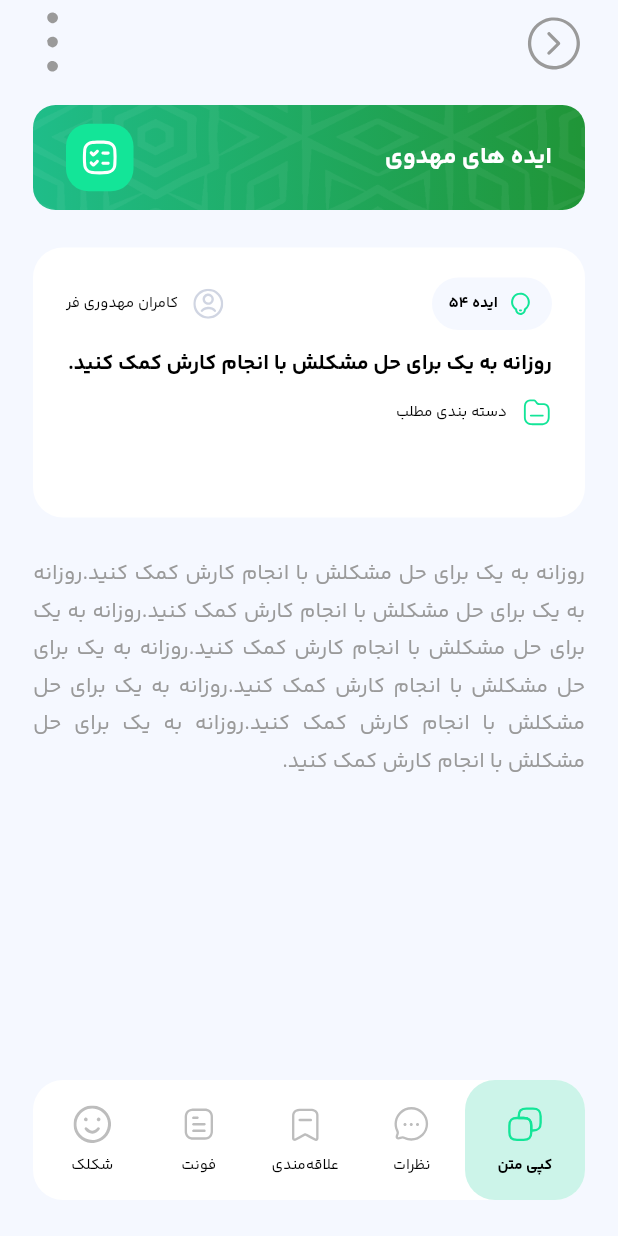
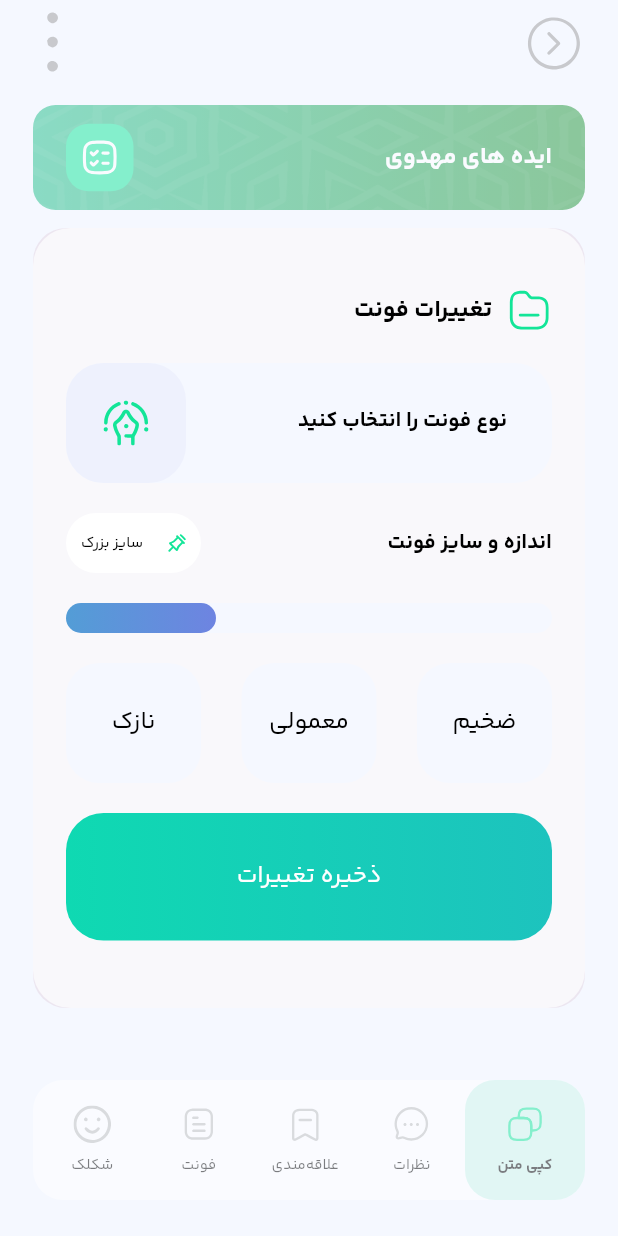
Before and after one commit to HamidrezaTorkamaneh/loginapp, a Flutter app: the DetailIdeaScreen screen opened directly, after a tap on "فونت", on a phone screen of 412 x 824 dp. Run offline on Flutter 3.47's test engine with Material 3 defaults, Android fonts, the phone set to English and light mode, and no system bars; our stand-ins replace dio, flutter_otp_text_field, flutter_svg, hive, pin_code_fields, slide_countdown; accounts and stored records are empty; project files that could hold a hidden picture were left out.

Commit message:
finished font dialog

```diff
--- /dev/null
+++ b/lib/dialogs/font_dialog.dart
@@ -0,0 +1,119 @@
+import 'package:flutter/cupertino.dart';
+import 'package:flutter/material.dart';
+import 'package:loginapp/widgets/category_item.dart';
+import 'package:loginapp/widgets/cusotm_icon.dart';
+import 'package:loginapp/widgets/custom_color.dart';
+import 'package:loginapp/widgets/font_size.dart';
+import 'package:loginapp/widgets/my_button2.dart';
+
+class FontDialog extends StatelessWidget {
+  const FontDialog({super.key});
+
+  @override
+  Widget build(BuildContext context) {
+    final ThemeData theme = Theme.of(context);
+    return Container(
+      padding: EdgeInsets.symmetric(horizontal: 22, vertical: 40),
+      width: double.infinity,
+      height: 520,
+      decoration: BoxDecoration(
+        borderRadius: BorderRadius.circular(25),
+        color: Colors.white70,
+      ),
+      child: Column(
+        // mainAxisAlignment: MainAxisAlignment.center,
+        children: [
+          Row(
+            children: [
+              CustomIcon(
+                  icon: 'file', color: CustomColor.greenColor2, size: 30),
+              SizedBox(width: 10),
+              Text(
+                'تغییرات فونت',
+                style: theme.textTheme.bodyText2?.apply(color: Colors.black),
+              ),
+            ],
+          ),
+          SizedBox(height: 20),
+          CategoryItem(text: 'نوع فونت را انتخاب کنید', icon: 'font_style'),
+          SizedBox(height: 20),
+          Row(
+            children: [
+              Text(
+                'اندازه و سایز فونت',
+                style: theme.textTheme.headline4?.apply(
+                  fontFamily: 'YB',
+                ),
+              ),
+              Spacer(),
+              Container(
+                padding: EdgeInsets.only(left: 10),
+                height: 40,
+                width: 90,
+                decoration: BoxDecoration(
+                  borderRadius: BorderRadius.circular(50),
+                  color: Colors.white,
+                ),
+                child: Row(
+                  children: [
+                    CustomIcon(
+                        icon: 'pin', color: CustomColor.greenColor2, size: 32),
+                    Spacer(),
+                    Text(
+                      'سایز بزرک',
+                      style: theme.textTheme.headline5?.apply(
+                        color: Colors.black,
+                      ),
+                    ),
+                  ],
+                ),
+              )
+            ],
+          ),
+          SizedBox(height: 20),
+          Container(
+            width: double.infinity,
+            height: 20,
+            decoration: BoxDecoration(
+                borderRadius: BorderRadius.circular(30),
+                color: CustomColor.backGroundColor),
+            child: Row(
+              mainAxisAlignment: MainAxisAlignment.end,
+              children: [
+                Container(
+                  width: 100,
+                  decoration: BoxDecoration(
+                    borderRadius: BorderRadius.circular(30),
+                    gradient: LinearGradient(
+                      colors: [
+                        Color(0xff539dd6),
+                        Color(0xff6e84e1),
+                      ],
+                    ),
+                  ),
+                ),
+
+              ],
+            ),
+
+          ),
+          SizedBox(height: 20),
+          Container(
+            height: 80,
+            width: double.infinity,
+            child: Row(
+              mainAxisAlignment: MainAxisAlignment.spaceBetween,
+              children: [
+                FontSize(name: 'ضخیم'),
+                FontSize(name: 'معمولی'),
+                FontSize(name: 'نازک'),
+              ],
+            ),
+          ),
+          SizedBox(height: 20),
+          MyButton2(text: 'ذخیره تغییرات', ontap: (){}),
+        ],
+      ),
+    );
+  }
+}
--- a/lib/main.dart
+++ b/lib/main.dart
@@ -82,7 +82,7 @@ class MyApp extends StatelessWidget {
         Locale("fa", "IR"),
       ],
       debugShowCheckedModeBanner: false,
-      home:MyIdeaScreen(),
+      home:MahdaviIdeasScreen(),
     );
   }
 }
--- a/lib/screens/enter_code/email_code_screen.dart
+++ b/lib/screens/enter_code/email_code_screen.dart
@@ -10,7 +10,7 @@ import '../../widgets/appbar_button.dart';
 import '../../widgets/circle_item.dart';
 import '../../widgets/custom_appbar.dart';
 import '../../widgets/custom_image.dart';
-import '../../widgets/loading_dialog.dart';
+import '../../dialogs/loading_dialog.dart';
 import '../../widgets/my_button2.dart';
 import '../../widgets/my_text_button.dart';
 import '../../widgets/otp.dart';
--- a/lib/screens/enter_code/number_code_screen.dart
+++ b/lib/screens/enter_code/number_code_screen.dart
@@ -11,7 +11,7 @@ import '../../widgets/appbar_button.dart';
 import '../../widgets/circle_item.dart';
 import '../../widgets/custom_appbar.dart';
 import '../../widgets/custom_image.dart';
-import '../../widgets/loading_dialog.dart';
+import '../../dialogs/loading_dialog.dart';
 import '../../widgets/time_counter.dart';
 
 class NumberCodeScreen extends StatefulWidget {
--- a/lib/screens/ideas/add_idea_screen.dart
+++ b/lib/screens/ideas/add_idea_screen.dart
@@ -1,6 +1,7 @@
 import 'package:flutter/cupertino.dart';
 import 'package:flutter/material.dart';
 import 'package:flutter/services.dart';
+import 'package:loginapp/widgets/category_item.dart';
 import 'package:loginapp/widgets/header.dart';
 import 'package:loginapp/widgets/my_button2.dart';
 
@@ -116,7 +117,8 @@ class AddIdeaScreen extends StatelessWidget {
                         textAlign: TextAlign.justify,
                       ),
                       SizedBox(height: 20),
-                      getCategotry(context),
+                      CategoryItem(
+                          text: 'دسته بندی را انتخاب کنید', icon: 'file'),
                       SizedBox(height: 15),
                       getTitle(context),
                       SizedBox(height: 15),
@@ -130,52 +132,6 @@ class AddIdeaScreen extends StatelessWidget {
             ],
           ),
         ),
-      ),
-    );
-  }
-
-  Widget getCategotry(BuildContext context) {
-    final ThemeData theme = Theme.of(context);
-    return Container(
-      width: double.infinity,
-      height: 80,
-      decoration: BoxDecoration(
-        borderRadius: BorderRadius.circular(25),
-        color: CustomColor.backGroundColor,
-      ),
-      child: Row(
-        children: [
-          Container(
-            padding: EdgeInsets.only(top: 15, right: 30),
-            height: double.infinity,
-            width: 200,
-            child: TextField(
-              style: theme.textTheme.headline4?.apply(
-                color: Colors.black,
-              ),
-              decoration: InputDecoration(
-                  hintText: 'دسته بندی را انتخاب کنید',
-                  hintStyle: theme.textTheme.headline4?.apply(
-                    fontFamily: 'YB',
-                    color: Colors.black,
-                  ),
-                  border: InputBorder.none),
-            ),
-          ),
-          Spacer(),
-          Container(
-            height: double.infinity,
-            width: 80,
-            decoration: BoxDecoration(
-              borderRadius: BorderRadius.circular(25),
-              color: CustomColor.greyColor2,
-            ),
-            child: Center(
-              child: CustomIcon(
-                  icon: 'file', color: CustomColor.greenColor2, size: 30),
-            ),
-          )
-        ],
       ),
     );
   }
--- a/lib/screens/ideas/detail_idea_screen.dart
+++ b/lib/screens/ideas/detail_idea_screen.dart
@@ -1,12 +1,14 @@
 import 'package:flutter/cupertino.dart';
 import 'package:flutter/material.dart';
 import 'package:flutter/services.dart';
+import 'package:loginapp/dialogs/font_dialog.dart';
 import 'package:loginapp/widgets/button_item.dart';
 import 'package:loginapp/widgets/custom_color.dart';
 import 'package:loginapp/widgets/header.dart';
 import 'package:loginapp/widgets/idea_item2.dart';
 import 'package:loginapp/widgets/idea_items1.dart';
 
+import '../../dialogs/loading_dialog.dart';
 import '../../widgets/appbar_button.dart';
 import '../../widgets/cusotm_icon.dart';
 import '../../widgets/custom_appbar.dart';
@@ -120,7 +122,31 @@ class DetailIdeaScreen extends StatelessWidget {
                   ButtonItem(text: 'نظرات', icon: 'comment', onTap: () {}),
                   ButtonItem(
                       text: 'علاقه‌مندی', icon: 'book_mark', onTap: () {}),
-                  ButtonItem(text: 'فونت', icon: 'font', onTap: () {}),
+                  ButtonItem(text: 'فونت', icon: 'font', onTap: () {
+                    showGeneralDialog(
+                      barrierLabel: '',
+                      barrierDismissible: true,
+                      barrierColor: CustomColor.backGroundColor.withOpacity(0.5),
+                      context: context,
+                      pageBuilder: (context, animation, secondaryAnimation) {
+                        return Container();
+                      },
+                      transitionBuilder: (context, a1, a2, widget) {
+                        return ScaleTransition(
+                          scale: Tween<double>(begin: 0, end: 1).animate(a1),
+                          child: const Dialog(
+                            shape: OutlineInputBorder(
+                                borderRadius: BorderRadius.all(
+                                  Radius.circular(22),
+                                ),
+                                borderSide: BorderSide.none),
+                            insetPadding: EdgeInsets.symmetric(horizontal: 22),
+                            child: FontDialog(),
+                          ),
+                        );
+                      },
+                    );
+                  }),
                   ButtonItem(text: 'شکلک', icon: 'emoji', onTap: () {}),
                 ],
               ),
--- a/lib/screens/ideas/mahdavi_idaes_screen.dart
+++ b/lib/screens/ideas/mahdavi_idaes_screen.dart
@@ -74,11 +74,14 @@ class _MahdaviIdeasScreenState extends State<MahdaviIdeasScreen> {
             padding: const EdgeInsets.only(top: 90),
             child: SizedBox(
               height: 780,
-              child: ListView.builder(
-                itemCount: 5,
-                itemBuilder: (context, index) {
-                  return IdeaItems1();
-                },
+              child: Padding(
+                padding: const EdgeInsets.symmetric(horizontal: 22),
+                child: ListView.builder(
+                  itemCount: 5,
+                  itemBuilder: (context, index) {
+                    return IdeaItems1();
+                  },
+                ),
               ),
             ),
           ),
--- a/lib/widgets/button_item.dart
+++ b/lib/widgets/button_item.dart
@@ -26,7 +26,7 @@ class ButtonItem extends StatelessWidget {
         child: InkWell(
           highlightColor: CustomColor.greenShadowColor,
           borderRadius: BorderRadius.circular(20),
-          onTap: () {},
+          onTap: onTap,
           child: Column(
             mainAxisAlignment: MainAxisAlignment.center,
             children: [
--- /dev/null
+++ b/lib/widgets/category_item.dart
@@ -0,0 +1,58 @@
+import 'package:flutter/cupertino.dart';
+import 'package:flutter/material.dart';
+
+import 'cusotm_icon.dart';
+import 'custom_color.dart';
+
+class CategoryItem extends StatelessWidget{
+  String icon;
+  String text;
+  CategoryItem({super.key,required this.text,required this.icon});
+  @override
+  Widget build(BuildContext context) {
+    final ThemeData theme=Theme.of(context);
+    return Container(
+      width: double.infinity,
+      height: 80,
+      decoration: BoxDecoration(
+        borderRadius: BorderRadius.circular(25),
+        color: CustomColor.backGroundColor,
+      ),
+      child: Row(
+        children: [
+          Container(
+            padding: EdgeInsets.only(top: 15, right: 30),
+            height: double.infinity,
+            width: 200,
+            child: TextField(
+              style: theme.textTheme.headline4?.apply(
+                color: Colors.black,
+              ),
+              decoration: InputDecoration(
+                  hintText: text,
+                  hintStyle: theme.textTheme.headline4?.apply(
+                    fontFamily: 'YB',
+                    color: Colors.black,
+                  ),
+                  border: InputBorder.none),
+            ),
+          ),
+          Spacer(),
+          Container(
+            height: double.infinity,
+            width: 80,
+            decoration: BoxDecoration(
+              borderRadius: BorderRadius.circular(25),
+              color: Color(0xffeef1fd),
+            ),
+            child: Center(
+              child: CustomIcon(
+                  icon: icon, color: CustomColor.greenColor2, size: 30),
+            ),
+          )
+        ],
+      ),
+    );
+  }
+
+}
--- /dev/null
+++ b/lib/widgets/font_size.dart
@@ -0,0 +1,50 @@
+import 'package:flutter/cupertino.dart';
+import 'package:flutter/material.dart';
+
+import 'custom_color.dart';
+
+class FontSize extends StatefulWidget{
+  String name;
+  FontSize({super.key,required this.name});
+
+  @override
+  State<FontSize> createState() => _FontSizeState();
+}
+
+class _FontSizeState extends State<FontSize> {
+  bool seleted = true;
+  @override
+  Widget build(BuildContext context) {
+    return Container(
+      height: double.infinity,
+      width: 90,
+      decoration: BoxDecoration(
+        borderRadius: BorderRadius.circular(22),
+        color: seleted
+            ? CustomColor.backGroundColor
+            : Color(0xffeef1fd),
+      ),
+      child: Material(
+        color: Colors.transparent,
+        child: InkWell(
+          overlayColor:
+          MaterialStateColor.resolveWith((states) => Colors.transparent),
+          onTap: () {
+            setState(() {
+              seleted = !seleted;
+            });
+          },
+          child: Center(
+            child: Text(
+              widget.name,
+              style: TextStyle(
+                fontFamily: seleted  ? 'YM' : 'YB',
+                color: Colors.black,
+              ),
+            ),
+          ),
+        ),
+      ),
+    );
+  }
+}
--- a/lib/widgets/idea_items1.dart
+++ b/lib/widgets/idea_items1.dart
@@ -1,21 +1,31 @@
 import 'package:flutter/cupertino.dart';
 import 'package:flutter/material.dart';
+import 'package:loginapp/screens/ideas/detail_idea_screen.dart';
 
 import 'cusotm_icon.dart';
 import 'custom_color.dart';
 
-class IdeaItems1 extends StatelessWidget{
+class IdeaItems1 extends StatelessWidget {
   const IdeaItems1({super.key});
 
   @override
   Widget build(BuildContext context) {
     final ThemeData theme = Theme.of(context);
-    return InkWell(
-      onTap: (){
-
+    return Material(
+      color: Colors.transparent,
+      borderRadius: BorderRadius.circular(20),
+      child: InkWell(
+        borderRadius: BorderRadius.circular(20),
+        hoverColor: Colors.transparent,
+        onTap: () {
+          Navigator.of(context).push(
+            MaterialPageRoute(
+              builder: (context) => DetailIdeaScreen(),
+            ),
+          );
         },
         child: Container(
-        margin: EdgeInsets.symmetric(horizontal: 22,vertical: 5),
+          margin: EdgeInsets.symmetric(vertical: 5),
           padding: EdgeInsets.symmetric(horizontal: 22, vertical: 25),
           height: 250,
           width: double.infinity,
@@ -55,9 +65,7 @@ class IdeaItems1 extends StatelessWidget{
                   ),
                   Spacer(),
                   CustomIcon(
-                    icon: 'file',
-                    color: CustomColor.greenColor2,
-                    size: 20),
+                      icon: 'file', color: CustomColor.greenColor2, size: 20),
                   SizedBox(width: 5),
                   Text(
                     'ایده‌های پیشنهادی',
@@ -103,7 +111,7 @@ class IdeaItems1 extends StatelessWidget{
             ],
           ),
         ),
+      ),
     );
   }
-
 }
--- a/lib/widgets/my_button2.dart
+++ b/lib/widgets/my_button2.dart
@@ -11,7 +11,7 @@ class MyButton2 extends StatelessWidget{
   Widget build(BuildContext context) {
     final ThemeData theme = Theme.of(context);
     return  Container(
-      margin: EdgeInsets.symmetric(horizontal: 22),
+
       width: double.infinity,
       height: 85,
       decoration: BoxDecoration(
```
Also changed, not shown: assets/images/icon_font_style.svg (added), assets/images/icon_pin.svg (added), lib/dialogs/loading_dialog.dart (renamed from lib/widgets/loading_dialog.dart), lib/generated/assets.dart. Lines whose indentation alone changed are shown as unchanged.
